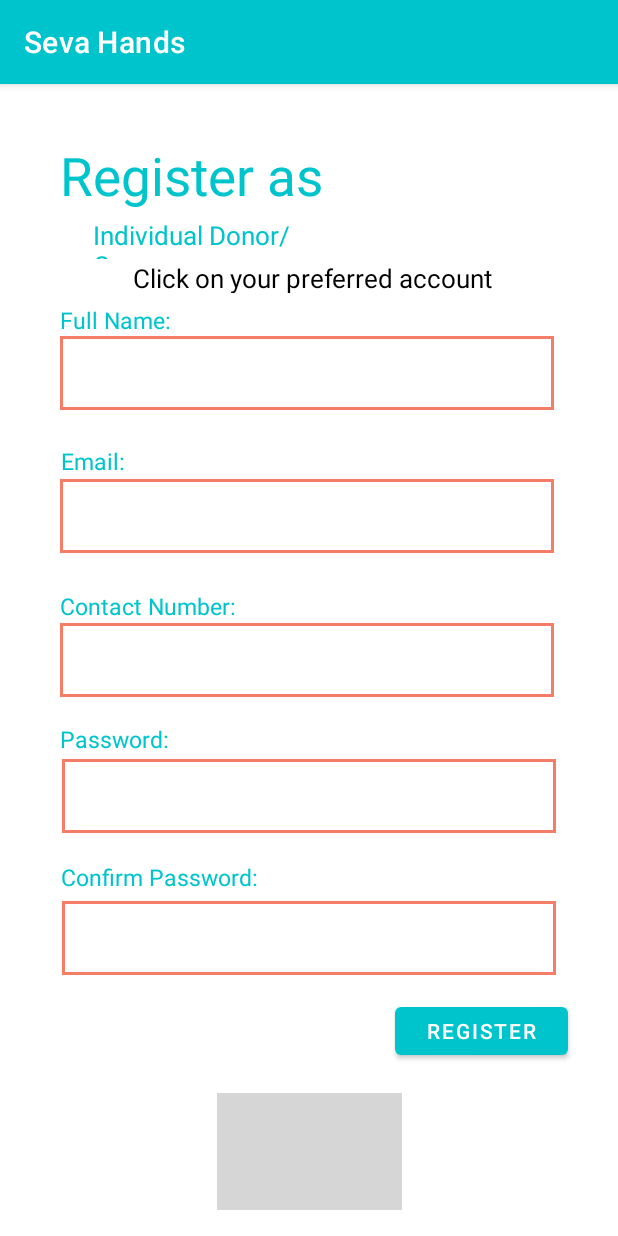
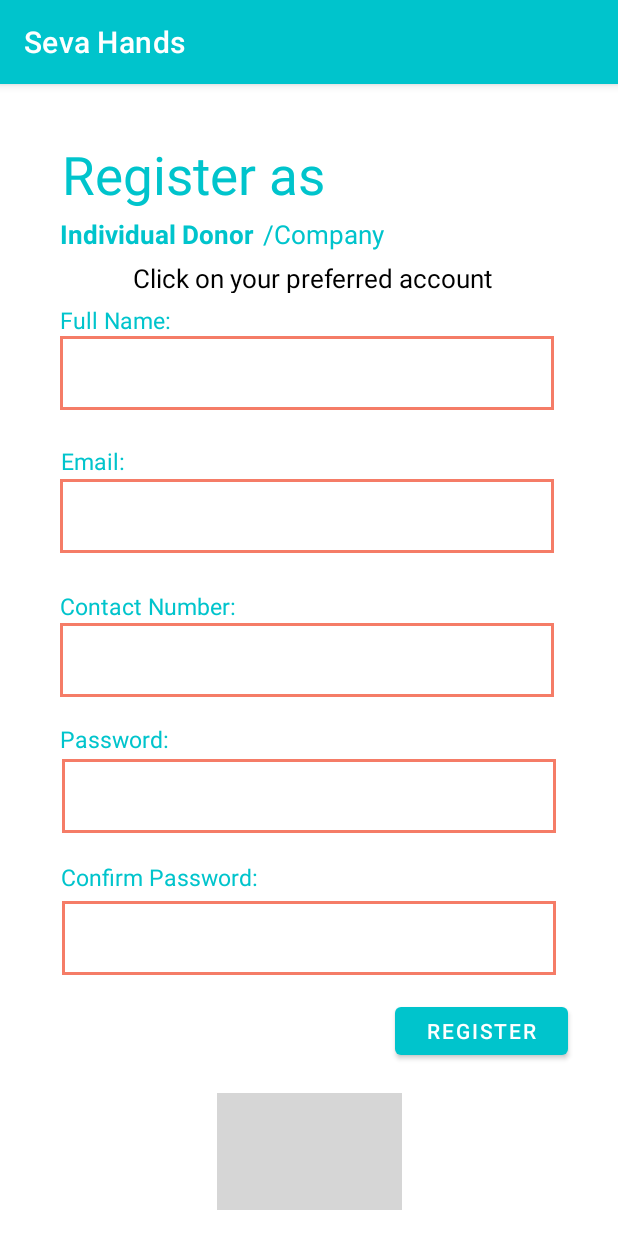
Before and after one commit to Digitely/Mobile_App, an Android app: the Regindiv screen opened directly, with no data from a screen before it, on a phone screen of 412 x 824 dp. Run offline under Robolectric (Android 15) with nearby library versions, the phone set to English and light mode, and no system bars; our stand-ins replace Firebase (no records; nobody signed in at launch, a user with empty details on screens opened directly); grey boxes are pictures that could not be loaded.

Commit message:
UI updates
-added app logo
-corrected splash
-correct reg pages

Please fix the changing between screens when the user clicks on individual donor or company

```diff
--- a/app/src/main/AndroidManifest.xml
+++ b/app/src/main/AndroidManifest.xml
@@ -6,7 +6,7 @@
         android:allowBackup="true"
         android:dataExtractionRules="@xml/data_extraction_rules"
         android:fullBackupContent="@xml/backup_rules"
-        android:icon="@mipmap/ic_launcher"
+        android:icon="@drawable/comlogo"
         android:label="Seva Hands"
         android:supportsRtl="true"
         android:theme="@style/Theme.SevaHandsVersionOne"
--- a/app/src/main/res/layout/activity_main.xml
+++ b/app/src/main/res/layout/activity_main.xml
@@ -10,8 +10,8 @@
 
     <ImageView
         android:id="@+id/splashImg"
-        android:layout_width="408dp"
-        android:layout_height="733dp"
+        android:layout_width="match_parent"
+        android:layout_height="match_parent"
         app:layout_constraintBottom_toBottomOf="parent"
         app:layout_constraintEnd_toEndOf="parent"
         app:layout_constraintHorizontal_bias="0.333"
--- a/app/src/main/res/layout/activity_regindiv.xml
+++ b/app/src/main/res/layout/activity_regindiv.xml
@@ -32,35 +32,56 @@
       app:layout_constraintEnd_toEndOf="parent"
       app:layout_constraintHorizontal_bias="0.487"
       app:layout_constraintStart_toStartOf="parent"
-      app:layout_constraintTop_toTopOf="parent" />
+      app:layout_constraintTop_toTopOf="parent"
+      tools:ignore="SpeakableTextPresentCheck" />
+
 
   <TextView
       android:id="@+id/registerTextView"
-      android:layout_width="191dp"
+      android:layout_width="229dp"
       android:layout_height="49dp"
       android:text="@string/register_as"
       android:textColor="@color/lightblue"
       android:textSize="35sp"
       app:layout_constraintBottom_toBottomOf="parent"
       app:layout_constraintEnd_toEndOf="parent"
-      app:layout_constraintHorizontal_bias="0.181"
+      app:layout_constraintHorizontal_bias="0.225"
       app:layout_constraintStart_toStartOf="parent"
       app:layout_constraintTop_toTopOf="parent"
-      app:layout_constraintVertical_bias="0.052" />
+      app:layout_constraintVertical_bias="0.051" />
 
   <TextView
-      android:id="@+id/textView2"
-      android:layout_width="204dp"
-      android:layout_height="28dp"
-      android:text="Individual Donor/Company"
+      android:id="@+id/indivText"
+      android:layout_width="135dp"
+      android:layout_height="27dp"
+      android:layout_marginStart="40dp"
+
+      android:text="Individual Donor"
+      android:textColor="@color/lightblue"
+      android:textSize="17dp"
+      android:textStyle="bold"
+      app:layout_constraintBottom_toBottomOf="parent"
+      app:layout_constraintStart_toStartOf="parent"
+      app:layout_constraintTop_toTopOf="parent"
+      app:layout_constraintVertical_bias="0.119"
+      tools:ignore="TouchTargetSizeCheck" />
+
+  <TextView
+      android:id="@+id/companyTextView"
+      android:layout_width="87dp"
+      android:layout_height="27dp"
+      android:layout_marginEnd="144dp"
+
+      android:text="/Company"
       android:textColor="@color/lightblue"
       android:textSize="17dp"
       app:layout_constraintBottom_toBottomOf="parent"
       app:layout_constraintEnd_toEndOf="parent"
-      app:layout_constraintHorizontal_bias="0.299"
-      app:layout_constraintStart_toStartOf="parent"
+      app:layout_constraintHorizontal_bias="0.0"
+      app:layout_constraintStart_toEndOf="@+id/indivText"
       app:layout_constraintTop_toTopOf="parent"
-      app:layout_constraintVertical_bias="0.12" />
+      app:layout_constraintVertical_bias="0.119"
+      tools:ignore="TouchTargetSizeCheck" />
 
   <TextView
       android:id="@+id/textView3"
@@ -87,7 +108,8 @@
       app:layout_constraintEnd_toEndOf="parent"
       app:layout_constraintStart_toStartOf="parent"
       app:layout_constraintTop_toTopOf="parent"
-      app:layout_constraintVertical_bias="0.758" />
+      app:layout_constraintVertical_bias="0.758"
+      tools:ignore="SpeakableTextPresentCheck" />
 
   <TextView
       android:id="@+id/passwordTextView"
@@ -148,7 +170,8 @@
       app:layout_constraintHorizontal_bias="0.487"
       app:layout_constraintStart_toStartOf="parent"
       app:layout_constraintTop_toTopOf="parent"
-      app:layout_constraintVertical_bias="0.366" />
+      app:layout_constraintVertical_bias="0.366"
+      tools:ignore="SpeakableTextPresentCheck" />
 
   <EditText
       android:id="@+id/fullNameEditText"
@@ -165,7 +188,8 @@
       app:layout_constraintHorizontal_bias="0.487"
       app:layout_constraintStart_toStartOf="parent"
       app:layout_constraintTop_toTopOf="parent"
-      app:layout_constraintVertical_bias="0.234" />
+      app:layout_constraintVertical_bias="0.234"
+      tools:ignore="SpeakableTextPresentCheck" />
 
   <TextView
       android:id="@+id/contactNumberTextView"
@@ -194,7 +218,8 @@
       app:layout_constraintEnd_toEndOf="parent"
       app:layout_constraintStart_toStartOf="parent"
       app:layout_constraintTop_toTopOf="parent"
-      app:layout_constraintVertical_bias="0.626" />
+      app:layout_constraintVertical_bias="0.626"
+      tools:ignore="SpeakableTextPresentCheck" />
 
   <TextView
       android:id="@+id/emailTextView"
@@ -221,6 +246,7 @@
       app:layout_constraintHorizontal_bias="0.887"
       app:layout_constraintStart_toStartOf="parent"
       app:layout_constraintTop_toTopOf="parent"
-      app:layout_constraintVertical_bias="0.842" />
+      app:layout_constraintVertical_bias="0.842"
+      tools:ignore="TouchTargetSizeCheck" />
 
 </androidx.constraintlayout.widget.ConstraintLayout>
```
Also changed, not shown: app/src/main/res/layout/activity_regorg.xml (+32 -12 lines).
